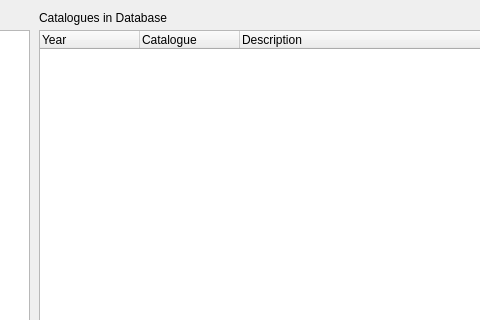
This is SCDAgui/mainwindow.ui in JBs197/GUI as Qt 5 draws it before an edit; both pictures show x 221 to 701 and y 0 to 320 of the 1312 by 618 pixel window. The edited form follows.
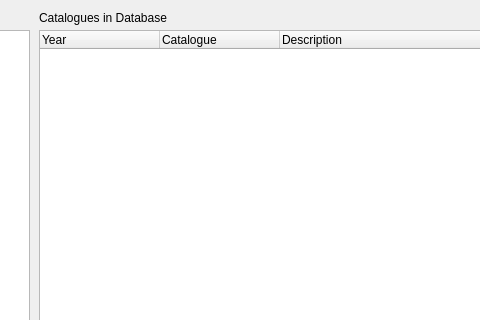
This is the edited form. The open tabs and pages were chosen to show the change.

Diff of the .ui file:
```diff
--- a/SCDAgui/mainwindow.ui
+++ b/SCDAgui/mainwindow.ui
@@ -144,6 +144,9 @@
     <property name="wordWrap">
      <bool>true</bool>
     </property>
+    <attribute name="headerDefaultSectionSize">
+     <number>120</number>
+    </attribute>
     <column>
      <property name="text">
       <string>Year</string>
```
Left out of the diff: 2 changed lines with no effect on the pictures.
